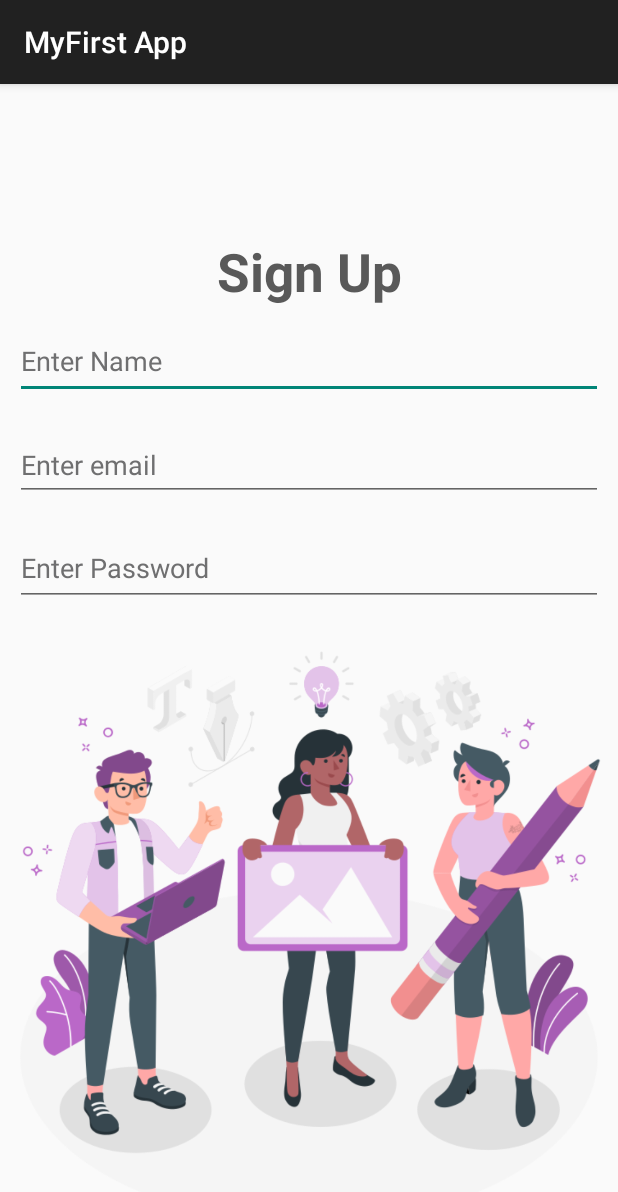
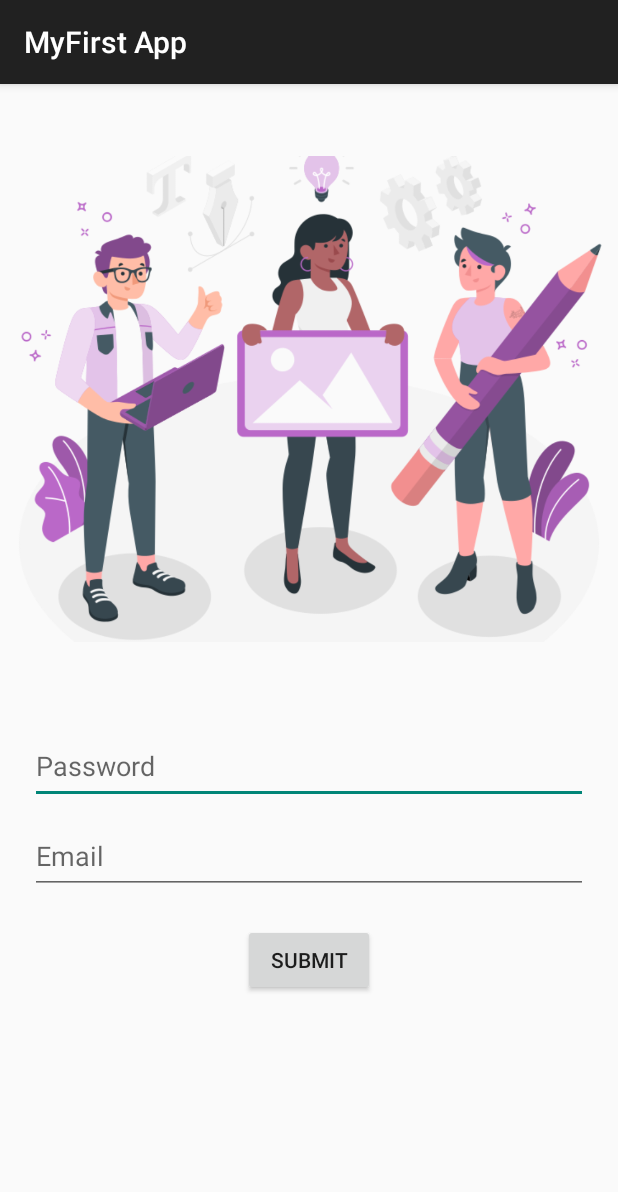
Before and after one commit to MONIKAvv/android-dev, an Android app built with Jetpack Compose: the screen it shows after launch (ImageTextviewActivity before the commit, RelativeLayoutActivity after it), on a phone screen of 412 x 824 dp. Shown: the top 1192 px of the screen. Run offline under Robolectric (Android 15) with nearby library versions, the phone set to English and light mode, and no system bars.

Commit message:
relative layout

```diff
--- /dev/null
+++ b/app/src/main/java/vv/monika/myfirstapp/RelativeLayoutActivity.kt
@@ -0,0 +1,20 @@
+package vv.monika.myfirstapp
+
+import android.os.Bundle
+import androidx.activity.enableEdgeToEdge
+import androidx.appcompat.app.AppCompatActivity
+import androidx.core.view.ViewCompat
+import androidx.core.view.WindowInsetsCompat
+
+class RelativeLayoutActivity : AppCompatActivity() {
+    override fun onCreate(savedInstanceState: Bundle?) {
+        super.onCreate(savedInstanceState)
+        enableEdgeToEdge()
+        setContentView(R.layout.activity_relative_layout)
+        ViewCompat.setOnApplyWindowInsetsListener(findViewById(R.id.main)) { v, insets ->
+            val systemBars = insets.getInsets(WindowInsetsCompat.Type.systemBars())
+            v.setPadding(systemBars.left, systemBars.top, systemBars.right, systemBars.bottom)
+            insets
+        }
+    }
+}
--- /dev/null
+++ b/app/src/main/res/layout/activity_relative_layout.xml
@@ -0,0 +1,47 @@
+<RelativeLayout xmlns:android="http://schemas.android.com/apk/res/android"
+    xmlns:app="http://schemas.android.com/apk/res-auto"
+    xmlns:tools="http://schemas.android.com/tools"
+    android:id="@+id/main"
+    android:layout_width="match_parent"
+    android:layout_height="match_parent"
+    tools:context=".RelativeLayoutActivity">
+
+    <ImageView
+        android:id="@+id/imageView4"
+        android:layout_width="wrap_content"
+        android:layout_height="400dp"
+        android:layout_marginTop="10dp"
+        android:layout_centerHorizontal="true"
+        app:srcCompat="@drawable/signup" />
+
+    <EditText
+        android:id="@+id/editTextTextPassword2"
+        android:layout_width="match_parent"
+        android:layout_height="50dp"
+        android:layout_below="@id/imageView4"
+        android:layout_marginTop="20dp"
+        android:layout_marginHorizontal="20dp"
+        android:hint="Password"
+        android:inputType="textPassword" />
+
+    <EditText
+        android:id="@+id/editTextTextEmailAddress2"
+        android:layout_width="match_parent"
+        android:layout_height="50dp"
+        android:layout_below="@id/editTextTextPassword2"
+        android:layout_marginTop="10dp"
+        android:layout_marginHorizontal="20dp"
+        android:hint="Email"
+        android:inputType="textEmailAddress" />
+
+    <Button
+        android:id="@+id/button2"
+        android:layout_width="wrap_content"
+        android:layout_height="wrap_content"
+        android:layout_below="@id/editTextTextEmailAddress2"
+        android:layout_marginTop="20dp"
+        android:layout_centerHorizontal="true"
+
+        android:text="Submit" />
+
+</RelativeLayout>
--- a/app/src/main/res/values/strings.xml
+++ b/app/src/main/res/values/strings.xml
@@ -7,4 +7,5 @@
     <string name="signup">Sign Up</string>
     <string name="name">Enter email</string>
     <string name="password">Enter Password</string>
+    <string name="two">Two</string>
 </resources>
```
Also changed, not shown: app/src/main/AndroidManifest.xml (+9 -9 lines), app/src/main/java/vv/monika/myfirstapp/LinearHorizontalActivity.kt (added, +20 -0 lines), app/src/main/res/layout/activity_linear_horizontal.xml (added, +10 -0 lines), app/src/main/res/drawable/password.jpeg (added), app/src/main/res/drawable/signup.png.
